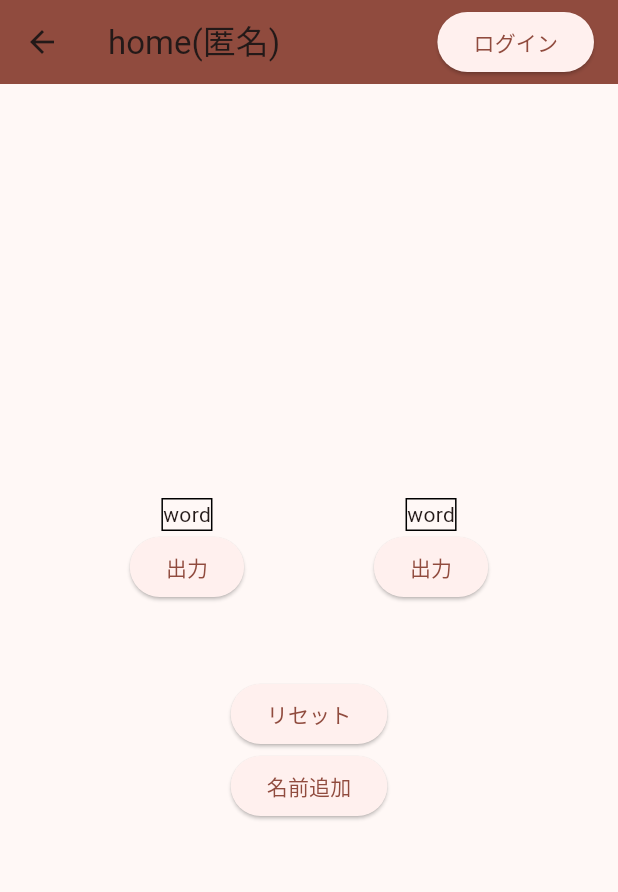
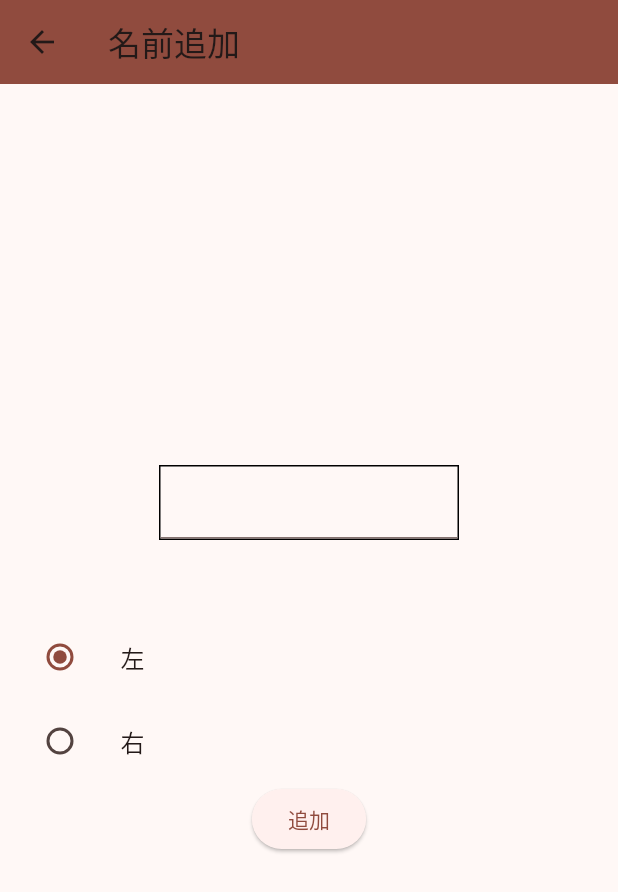
Before and after one commit to girubouya/mainNameMaker, a Flutter app: the homePage screen opened directly, after a tap on "名前追加", on a phone screen of 412 x 824 dp. Shown: the top 892 px of the screen. Run offline on Flutter 3.47's test engine with Material 3 defaults, Android fonts, the phone set to English and light mode, and no system bars; our stand-ins replace cloud_firestore, firebase_auth, firebase_core; accounts and stored records are empty.

Commit message:
wordAdd追加

```diff
--- /dev/null
+++ b/lib/model/word_model.dart
@@ -0,0 +1,22 @@
+import 'package:cloud_firestore/cloud_firestore.dart';
+import 'package:name_maker/screen/wordAddPage.dart';
+
+enum LeftRight {
+  left(leftright: "左"),
+  right(leftright: "右");
+
+  final String leftright;
+  const LeftRight({required this.leftright});
+}
+
+class WordModel {
+  String name;
+  LeftRight leftright;
+  Timestamp createdAt;
+  Timestamp updatedAt;
+  WordModel(
+      {required this.name,
+      required this.leftright,
+      required this.createdAt,
+      required this.updatedAt});
+}
--- a/lib/screen/homePage.dart
+++ b/lib/screen/homePage.dart
@@ -1,7 +1,8 @@
 import 'package:firebase_auth/firebase_auth.dart';
 import 'package:flutter/material.dart';
-import 'package:name_maker/firebaseAuth/auth.dart';
+import 'package:name_maker/firebase/auth.dart';
 import 'package:name_maker/screen/loginPage.dart';
+import 'package:name_maker/screen/wordAddPage.dart';
 
 class homePage extends StatelessWidget {
   const homePage({super.key});
@@ -81,7 +82,12 @@ class homePage extends StatelessWidget {
           //リセットボタン
           ElevatedButton(onPressed: () {}, child: const Text('リセット')),
           //名前追加ボタン
-          ElevatedButton(onPressed: () {}, child: const Text('名前追加')),
+          ElevatedButton(
+              onPressed: () {
+                Navigator.push(context,
+                    MaterialPageRoute(builder: (context) => WordAddPage()));
+              },
+              child: const Text('名前追加')),
         ],
       ),
     );
--- a/lib/screen/loginPage.dart
+++ b/lib/screen/loginPage.dart
@@ -1,6 +1,6 @@
 import 'package:firebase_auth/firebase_auth.dart';
 import 'package:flutter/material.dart';
-import 'package:name_maker/firebaseAuth/auth.dart';
+import 'package:name_maker/firebase/auth.dart';
 import 'package:name_maker/screen/homePage.dart';
 import 'package:name_maker/screen/signUpPage.dart';
 
--- a/lib/screen/signUpPage.dart
+++ b/lib/screen/signUpPage.dart
@@ -2,7 +2,7 @@ import 'package:firebase_auth/firebase_auth.dart';
 import 'package:flutter/material.dart';
 import 'package:name_maker/model/user_model.dart';
 import 'package:name_maker/screen/loginPage.dart';
-import 'package:name_maker/firebaseAuth/auth.dart';
+import 'package:name_maker/firebase/auth.dart';
 
 class SignUpPage extends StatelessWidget {
   const SignUpPage({super.key});
--- /dev/null
+++ b/lib/screen/wordAddPage.dart
@@ -0,0 +1,88 @@
+import 'package:cloud_firestore/cloud_firestore.dart';
+import 'package:flutter/foundation.dart';
+import 'package:flutter/material.dart';
+import 'package:flutter/widgets.dart';
+import 'package:name_maker/firebase/wordAdd.dart';
+import 'package:name_maker/model/word_model.dart';
+
+class WordAddPage extends StatefulWidget {
+  const WordAddPage({super.key});
+
+  @override
+  State<WordAddPage> createState() => _WordAddPageState();
+}
+
+class _WordAddPageState extends State<WordAddPage> {
+  LeftRight selectValue = LeftRight.left;
+  @override
+  Widget build(BuildContext context) {
+    TextEditingController wordController = TextEditingController();
+
+    return Scaffold(
+      appBar: AppBar(
+        title: Text('名前追加'),
+        backgroundColor: Theme.of(context).primaryColor,
+      ),
+      body: Center(
+        child: Container(
+          child: Column(
+            mainAxisAlignment: MainAxisAlignment.center,
+            children: [
+              Container(
+                width: 200,
+                decoration: BoxDecoration(border: Border.all()),
+                child: TextField(
+                  controller: wordController,
+                ),
+              ),
+              SizedBox(
+                height: 50,
+              ),
+              Container(
+                child: Column(
+                  children: [
+                    ListTile(
+                      title: Text('左'),
+                      leading: Radio(
+                          value: LeftRight.left,
+                          groupValue: selectValue,
+                          onChanged: (value) {
+                            setState(() {
+                              selectValue = value!;
+                            });
+                          }),
+                    ),
+                    ListTile(
+                      title: Text('右'),
+                      leading: Radio(
+                          value: LeftRight.right,
+                          groupValue: selectValue,
+                          onChanged: (value) {
+                            setState(() {
+                              selectValue = value!;
+                            });
+                          }),
+                    )
+                  ],
+                ),
+              ),
+              ElevatedButton(
+                  onPressed: () async {
+                    WordModel word = WordModel(
+                        name: wordController.text,
+                        leftright: selectValue,
+                        createdAt: Timestamp.now(),
+                        updatedAt: Timestamp.now());
+                    final result = await WordAdd.firestoreWordAdd(word);
+                    if (result == true) {
+                      Navigator.pop(context);
+                    }
+                  },
+                  child: Text('追加'))
+            ],
+          ),
+        ),
+      ),
+    );
+  }
+}
```
Also changed, not shown: lib/firebase/wordAdd.dart (added, +19 -0 lines), lib/firebase/auth.dart (renamed from lib/firebaseAuth/auth.dart), 1 other file.
